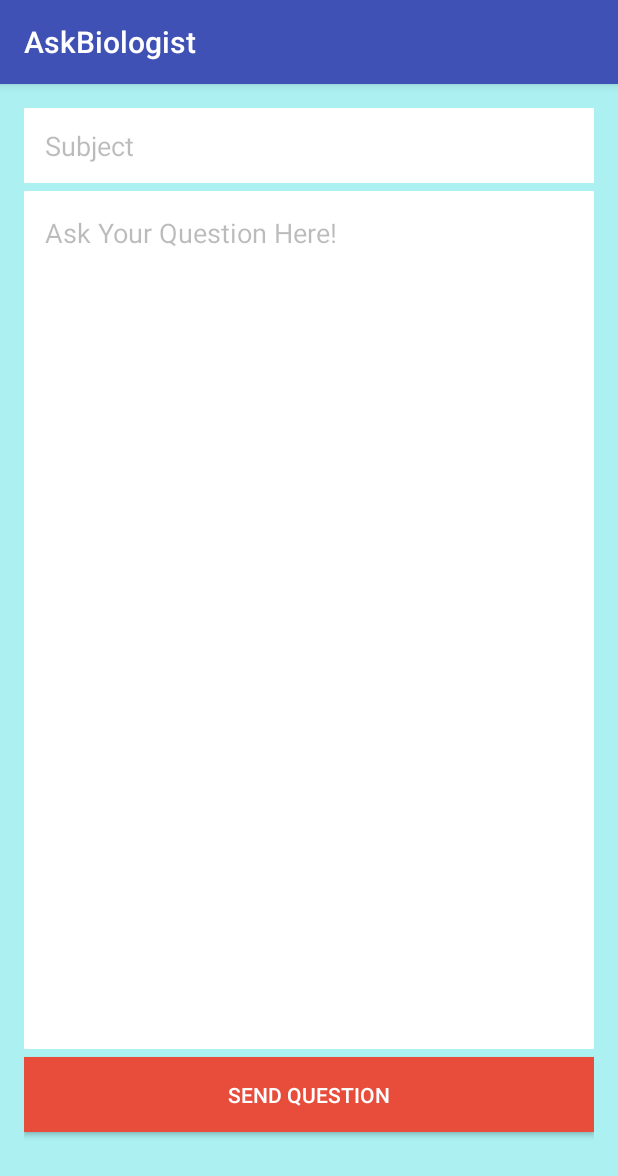
After one commit to lhumphreys/CatchReport, an Android app: the AskBiologist screen opened directly, with no data from a screen before it, on a phone screen of 412 x 824 dp. The commit adds this screen. Shown: the top 1176 px of the screen. Run offline under Robolectric (Android 15) with nearby library versions, the phone set to English and light mode, and no system bars; network calls fail.

Commit message:
Added add a biologist prototype

```diff
--- a/app/src/main/AndroidManifest.xml
+++ b/app/src/main/AndroidManifest.xml
@@ -1,6 +1,6 @@
 <?xml version="1.0" encoding="utf-8"?>
 <manifest xmlns:android="http://schemas.android.com/apk/res/android"
-    package="com.app.fish.catchreport" >
+    package="com.app.fish.catchreport">
 
     <uses-permission android:name="android.permission.INTERNET" />
 
@@ -9,11 +9,11 @@
         android:icon="@mipmap/ic_launcher"
         android:label="@string/app_name"
         android:supportsRtl="true"
-        android:theme="@style/AppTheme" >
+        android:theme="@style/AppTheme">
         <activity
             android:name=".MainActivity"
             android:label="@string/title_activity_main"
-            android:theme="@style/AppTheme.NoActionBar" >
+            android:theme="@style/AppTheme.NoActionBar">
             <intent-filter>
                 <action android:name="android.intent.action.MAIN" />
 
@@ -23,30 +23,28 @@
         <activity
             android:name=".AddFishActivity"
             android:label="@string/title_activity_add_fish"
-            android:theme="@style/AppTheme.NoActionBar" >
-        </activity>
-        <activity android:name=".Menu" >
-        </activity>
+            android:theme="@style/AppTheme.NoActionBar"></activity>
+        <activity android:name=".Menu"></activity>
         <activity
             android:name=".TripInfoPage"
             android:label="@string/title_activity_trip_info_page"
-            android:theme="@style/AppTheme.NoActionBar" >
-        </activity>
+            android:theme="@style/AppTheme.NoActionBar"></activity>
         <activity
             android:name=".Login"
             android:label="@string/title_activity_login"
-            android:theme="@style/AppTheme.NoActionBar">
-        </activity>
+            android:theme="@style/AppTheme.NoActionBar"></activity>
         <activity
             android:name=".RegisterUser"
             android:label="@string/title_activity_register_user"
-            android:theme="@style/AppTheme.NoActionBar">
-        </activity>
+            android:theme="@style/AppTheme.NoActionBar"></activity>
         <activity
             android:name=".DisplayTripInfo"
             android:label="@string/title_activity_display_trip_info"
-            android:theme="@style/AppTheme.NoActionBar" >
-        </activity>
+            android:theme="@style/AppTheme.NoActionBar"></activity>
+        <activity
+            android:name=".AskBiologist"
+            android:label="@string/title_activity_ask_biologist"
+            android:theme="@style/AppTheme.NoActionBar"></activity>
     </application>
 
 </manifest>
--- /dev/null
+++ b/app/src/main/java/com/app/fish/catchreport/AskBiologist.java
@@ -0,0 +1,48 @@
+package com.app.fish.catchreport;
+
+import android.content.Intent;
+import android.os.Bundle;
+import android.support.design.widget.FloatingActionButton;
+import android.support.design.widget.Snackbar;
+import android.support.v7.app.AppCompatActivity;
+import android.support.v7.widget.Toolbar;
+import android.view.View;
+import android.widget.TextView;
+import android.widget.Toast;
+
+public class AskBiologist extends AppCompatActivity {
+
+    @Override
+    protected void onCreate(Bundle savedInstanceState) {
+        super.onCreate(savedInstanceState);
+        setContentView(R.layout.activity_ask_biologist);
+        Toolbar toolbar = (Toolbar) findViewById(R.id.toolbar);
+        setSupportActionBar(toolbar);
+
+    }
+
+    public void submitQuestion(View view)
+    {
+        TextView sub = (TextView) findViewById(R.id.askBioSub);
+        TextView bod = (TextView) findViewById(R.id.askBioBod);
+        String subject = sub.toString();
+        String body = bod.toString();
+
+        if(subject.isEmpty() || body.isEmpty())
+        {
+            Toast.makeText(AskBiologist.this, "Please fill in subject and body!", Toast.LENGTH_SHORT).show();
+        }
+        else {
+            Intent i = new Intent(Intent.ACTION_SEND);
+            i.setType("message/rfc822");
+            i.putExtra(Intent.EXTRA_EMAIL, new String[]{"jacobegwin@gmail.com"});
+            i.putExtra(Intent.EXTRA_SUBJECT, subject);
+            i.putExtra(Intent.EXTRA_TEXT, body);
+            try {
+                startActivity(Intent.createChooser(i, "Send mail..."));
+            } catch (android.content.ActivityNotFoundException ex) {
+                Toast.makeText(AskBiologist.this, "There are no email clients installed.", Toast.LENGTH_SHORT).show();
+            }
+        }
+    }
+}
--- a/app/src/main/java/com/app/fish/catchreport/MainActivity.java
+++ b/app/src/main/java/com/app/fish/catchreport/MainActivity.java
@@ -39,12 +39,10 @@ public class MainActivity extends AppCompatActivity{
             startActivity(intent);
         }
         else{
-
+            //
+            Button addFishButton = (Button) findViewById(R.id.addFishButton);
+            Button askBiologist = (Button) findViewById(R.id.askBiologist);
             Button logout = (Button) findViewById(R.id.logoutbutton);
-            //
-
-            Button addFishButton = (Button) findViewById(R.id.addFishButton);
-
             //
             //
 
@@ -56,6 +54,13 @@ public class MainActivity extends AppCompatActivity{
                 }
             });
 
+            askBiologist.setOnClickListener(new View.OnClickListener() {
+                @Override
+                public void onClick(View v) {
+                    Intent intent = new Intent(v.getContext(), AskBiologist.class);
+                    startActivity(intent);
+                }
+            });
             //
             logout.setOnClickListener(new View.OnClickListener()
             {
@@ -68,6 +73,8 @@ public class MainActivity extends AppCompatActivity{
                 }
             });
 
+
+
         }
     }
 
--- /dev/null
+++ b/app/src/main/res/layout/activity_ask_biologist.xml
@@ -0,0 +1,26 @@
+<?xml version="1.0" encoding="utf-8"?>
+<android.support.design.widget.CoordinatorLayout xmlns:android="http://schemas.android.com/apk/res/android"
+    xmlns:app="http://schemas.android.com/apk/res-auto"
+    xmlns:tools="http://schemas.android.com/tools"
+    android:layout_width="match_parent"
+    android:layout_height="match_parent"
+    android:fitsSystemWindows="true"
+    tools:context="com.app.fish.catchreport.AskBiologist">
+
+    <android.support.design.widget.AppBarLayout
+        android:layout_width="match_parent"
+        android:layout_height="wrap_content"
+        android:theme="@style/AppTheme.AppBarOverlay">
+
+        <android.support.v7.widget.Toolbar
+            android:id="@+id/toolbar"
+            android:layout_width="match_parent"
+            android:layout_height="?attr/actionBarSize"
+            android:background="?attr/colorPrimary"
+            app:popupTheme="@style/AppTheme.PopupOverlay" />
+
+    </android.support.design.widget.AppBarLayout>
+
+    <include layout="@layout/content_ask_biologist" />
+
+</android.support.design.widget.CoordinatorLayout>
--- /dev/null
+++ b/app/src/main/res/layout/content_ask_biologist.xml
@@ -0,0 +1,59 @@
+<?xml version="1.0" encoding="utf-8"?>
+<RelativeLayout xmlns:android="http://schemas.android.com/apk/res/android"
+    xmlns:app="http://schemas.android.com/apk/res-auto"
+    xmlns:tools="http://schemas.android.com/tools"
+    android:layout_width="match_parent"
+    android:layout_height="match_parent"
+    android:paddingBottom="@dimen/activity_vertical_margin"
+    android:paddingLeft="@dimen/activity_horizontal_margin"
+    android:paddingRight="@dimen/activity_horizontal_margin"
+    android:paddingTop="@dimen/activity_vertical_margin"
+    app:layout_behavior="@string/appbar_scrolling_view_behavior"
+    tools:context="com.app.fish.catchreport.AskBiologist"
+    tools:showIn="@layout/activity_ask_biologist"
+    android:background="#ACF0F2">
+
+    <EditText
+        android:layout_width="match_parent"
+        android:layout_height="50dp"
+        android:id="@+id/askBioSub"
+        android:layout_alignParentTop="true"
+        android:layout_alignParentLeft="true"
+        android:layout_alignParentStart="true"
+        android:layout_marginBottom="5dp"
+        android:hint="   Subject"
+        android:textColorHint="#44000000"
+        android:background="#ffffff"/>
+
+    <ScrollView
+        android:layout_width="match_parent"
+        android:layout_height="wrap_content"
+        android:id="@+id/scrollAskBio"
+        android:layout_below="@+id/askBioSub"
+        android:layout_above="@+id/submitAskBio"
+        android:background="#ffffffff">
+        <EditText
+            android:layout_width="match_parent"
+            android:layout_height="wrap_content"
+            android:id="@+id/askBioBod"
+            android:hint="   Ask Your Question Here!"
+            android:textColorHint="#44000000"
+            android:background="#ffffffff"
+            android:layout_marginBottom="5dp"
+            android:paddingTop="15dp"/>
+    </ScrollView>
+
+    <Button
+        android:layout_width="match_parent"
+        android:layout_height="50dp"
+        android:id="@+id/submitAskBio"
+        android:layout_alignParentBottom="true"
+        android:layout_centerHorizontal="true"
+        android:layout_marginBottom="53dp"
+        android:layout_marginTop="5dp"
+        android:text="Send Question"
+        android:textColor="#ffffff"
+        android:background="#E84D3C"
+        android:onClick="submitQuestion"/>
+
+</RelativeLayout>
--- a/app/src/main/res/values-v21/styles.xml
+++ b/app/src/main/res/values-v21/styles.xml
@@ -1,4 +1,5 @@
 <resources>>
+
     <style name="AppTheme.NoActionBar">
         <item name="windowActionBar">false</item>
         <item name="windowNoTitle">true</item>
--- a/app/src/main/res/values/strings.xml
+++ b/app/src/main/res/values/strings.xml
@@ -9,4 +9,5 @@
     <string name="action_settings">Settings</string>
     <string name="title_activity_register_user">RegisterUser</string>
     <string name="title_activity_display_trip_info">DisplayTripInfo</string>
+    <string name="title_activity_ask_biologist">AskBiologist</string>
 </resources>
--- a/app/src/main/res/values/styles.xml
+++ b/app/src/main/res/values/styles.xml
@@ -7,11 +7,14 @@
         <item name="colorPrimaryDark">@color/colorPrimaryDark</item>
         <item name="colorAccent">@color/colorAccent</item>
     </style>
+
     <style name="AppTheme.NoActionBar">
         <item name="windowActionBar">false</item>
         <item name="windowNoTitle">true</item>
     </style>
+
     <style name="AppTheme.AppBarOverlay" parent="ThemeOverlay.AppCompat.Dark.ActionBar" />
+
     <style name="AppTheme.PopupOverlay" parent="ThemeOverlay.AppCompat.Light" />
 
 </resources>
```
